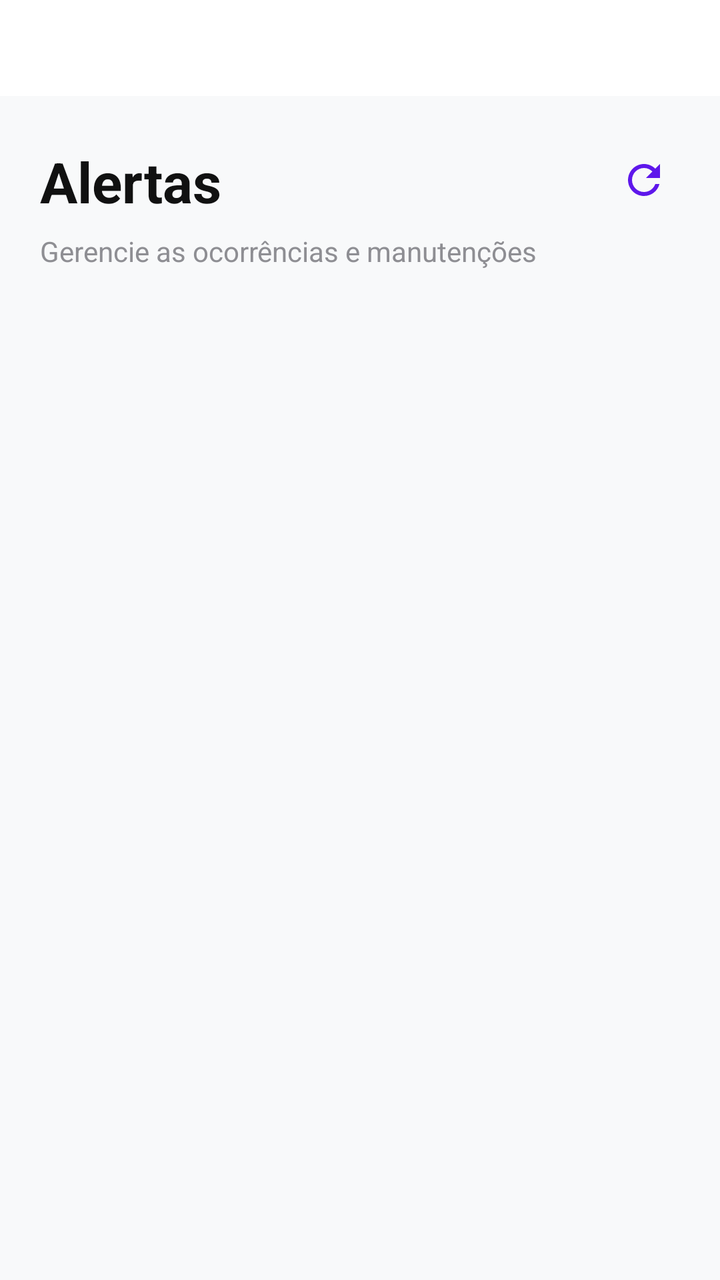
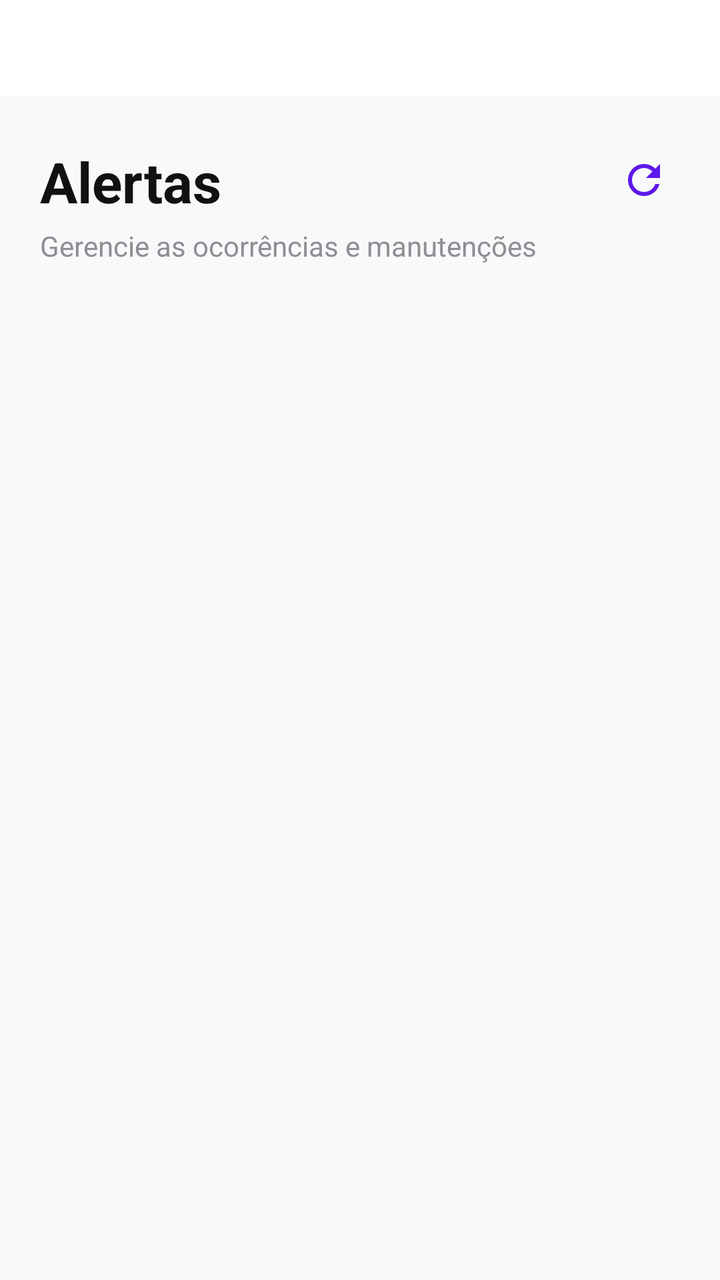

The first picture is an Android layout as it rendered before a commit; the second is the same layout after the commit. The layout source and the unified diff follow.
<!-- AndroidManifest.xml: application theme Theme.Orbis -->
<!-- res/layout/fragment_alertas.xml -->
<?xml version="1.0" encoding="utf-8"?>
<LinearLayout
    xmlns:android="http://schemas.android.com/apk/res/android"
    xmlns:app="http://schemas.android.com/apk/res-auto"
    xmlns:tools="http://schemas.android.com/tools"
    android:layout_width="match_parent"
    android:layout_height="match_parent"
    android:orientation="vertical"
    android:background="@color/background"
    tools:context=".ui.fragments.AlertasFragment">

    
    <com.google.android.material.tabs.TabLayout
        android:id="@+id/tabLayout"
        android:layout_width="match_parent"
        android:layout_height="wrap_content"
        android:background="@color/surface"
        app:tabTextColor="@color/gray"
        app:tabSelectedTextColor="@color/purple"
        app:tabIndicatorColor="@color/purple"
        app:tabIndicatorHeight="3dp"
        app:tabIndicatorFullWidth="false"
        app:tabRippleColor="@android:color/transparent" />

    
    <androidx.constraintlayout.widget.ConstraintLayout
        android:layout_width="match_parent"
        android:layout_height="wrap_content">

        <TextView
            android:id="@+id/text_alertas"
            android:layout_width="wrap_content"
            android:layout_height="wrap_content"
            android:text="Alertas"
            android:textSize="28sp"
            android:textStyle="bold"
            android:textColor="@color/black"
            android:layout_marginStart="20dp"
            android:layout_marginTop="24dp"
            app:layout_constraintTop_toTopOf="parent"
            app:layout_constraintStart_toStartOf="parent" />

        <ImageButton
            android:id="@+id/btnRefreshAlertas"
            android:layout_width="44dp"
            android:layout_height="44dp"
            android:layout_marginTop="20dp"
            android:layout_marginEnd="16dp"
            android:background="?attr/selectableItemBackgroundBorderless"
            android:src="@drawable/ic_refresh"
            app:tint="@color/purple"
            android:contentDescription="Recarregar"
            app:layout_constraintTop_toTopOf="parent"
            app:layout_constraintEnd_toEndOf="parent" />

    </androidx.constraintlayout.widget.ConstraintLayout>

    
    <TextView
        android:id="@+id/textSubAlertas"
        android:layout_width="match_parent"
        android:layout_height="wrap_content"
        android:text="Gerencie as ocorrências e manutenções"
        android:textSize="14sp"
        android:textColor="@color/gray"
        android:layout_marginStart="20dp"
        android:layout_marginEnd="20dp"
        android:layout_marginTop="4dp" />

    
    <androidx.viewpager2.widget.ViewPager2
        android:id="@+id/viewPager"
        android:layout_width="match_parent"
        android:layout_height="0dp"
        android:layout_weight="1"
        android:layout_marginTop="16dp" />

</LinearLayout>
<!-- resources referenced by this layout -->
<resources>
  <color name="background">#F8F9FA</color>
  <color name="black">#111111</color>
  <color name="gray">#8E8E93</color>
  <color name="purple">#5E17EB</color>
  <color name="surface">#FFFFFF</color>
  <!-- drawable ic_refresh (drawable) -->
  <vector xmlns:android="http://schemas.android.com/apk/res/android"
      android:width="24dp"
      android:height="24dp"
      android:viewportWidth="24"
      android:viewportHeight="24"
      android:tint="@color/purple">
    <path
        android:fillColor="@android:color/white"
        android:pathData="M17.65,6.35C16.2,4.9 14.21,4 12,4c-4.42,0 -7.99,3.58 -7.99,8s3.57,8 7.99,8c3.73,0 6.84,-2.55 7.73,-6h-2.08c-0.82,2.33 -3.04,4 -5.65,4 -3.31,0 -6,-2.69 -6,-6s2.69,-6 6,-6c1.66,0 3.14,0.69 4.22,1.78L13,11h7V4l-2.35,2.35z"/>
  </vector>
  <style name="Theme.Orbis" parent="Base.Theme.Orbis">
          <item name="android:windowBackground">@color/background</item>
          <item name="colorPrimary">@color/purple</item>
          <item name="colorSecondary">@color/statusGreen</item>
          <item name="android:statusBarColor">@color/white</item>
          <item name="android:windowLightStatusBar">true</item>
      </style>
  <style name="Base.Theme.Orbis" parent="Theme.Material3.DayNight.NoActionBar">
          
          
      </style>
  <color name="statusGreen">#34C759</color>
  <color name="white">#FFFFFF</color>
</resources>

<!-- the commit's change to res/layout/fragment_alertas.xml (unified diff, before → after) -->
@@ -1,15 +1,24 @@
 <?xml version="1.0" encoding="utf-8"?>
-<LinearLayout
+<androidx.constraintlayout.widget.ConstraintLayout
     xmlns:android="http://schemas.android.com/apk/res/android"
     xmlns:app="http://schemas.android.com/apk/res-auto"
     xmlns:tools="http://schemas.android.com/tools"
     android:layout_width="match_parent"
     android:layout_height="match_parent"
-    android:orientation="vertical"
     android:background="@color/background"
     tools:context=".ui.fragments.AlertasFragment">
 
-    
+    <ProgressBar
+        android:id="@+id/progressAlertas"
+        style="?android:attr/progressBarStyleHorizontal"
+        android:layout_width="match_parent"
+        android:layout_height="wrap_content"
+        android:indeterminate="true"
+        android:visibility="gone"
+        android:indeterminateTint="@color/purple"
+        android:elevation="10dp"
+        app:layout_constraintTop_toTopOf="parent" />
+
     <com.google.android.material.tabs.TabLayout
         android:id="@+id/tabLayout"
         android:layout_width="match_parent"
@@ -20,12 +29,15 @@
         app:tabIndicatorColor="@color/purple"
         app:tabIndicatorHeight="3dp"
         app:tabIndicatorFullWidth="false"
-        app:tabRippleColor="@android:color/transparent" />
+        app:tabRippleColor="@android:color/transparent"
+        app:layout_constraintTop_toBottomOf="@id/progressAlertas" />
 
     
     <androidx.constraintlayout.widget.ConstraintLayout
+        android:id="@+id/layoutHeader"
         android:layout_width="match_parent"
-        android:layout_height="wrap_content">
+        android:layout_height="wrap_content"
+        app:layout_constraintTop_toBottomOf="@id/tabLayout">
 
         <TextView
             android:id="@+id/text_alertas"
@@ -53,26 +65,27 @@
             app:layout_constraintTop_toTopOf="parent"
             app:layout_constraintEnd_toEndOf="parent" />
 
+        <TextView
+            android:id="@+id/textSubAlertas"
+            android:layout_width="match_parent"
+            android:layout_height="wrap_content"
+            android:text="Gerencie as ocorrências e manutenções"
+            android:textSize="14sp"
+            android:textColor="@color/gray"
+            android:layout_marginStart="20dp"
+            android:layout_marginEnd="20dp"
+            android:layout_marginTop="4dp"
+            app:layout_constraintTop_toBottomOf="@id/text_alertas" />
+
     </androidx.constraintlayout.widget.ConstraintLayout>
-
-    
-    <TextView
-        android:id="@+id/textSubAlertas"
-        android:layout_width="match_parent"
-        android:layout_height="wrap_content"
-        android:text="Gerencie as ocorrências e manutenções"
-        android:textSize="14sp"
-        android:textColor="@color/gray"
-        android:layout_marginStart="20dp"
-        android:layout_marginEnd="20dp"
-        android:layout_marginTop="4dp" />
 
     
     <androidx.viewpager2.widget.ViewPager2
         android:id="@+id/viewPager"
         android:layout_width="match_parent"
         android:layout_height="0dp"
-        android:layout_weight="1"
-        android:layout_marginTop="16dp" />
+        android:layout_marginTop="16dp"
+        app:layout_constraintTop_toBottomOf="@id/layoutHeader"
+        app:layout_constraintBottom_toBottomOf="parent" />
 
-</LinearLayout>
+</androidx.constraintlayout.widget.ConstraintLayout>
